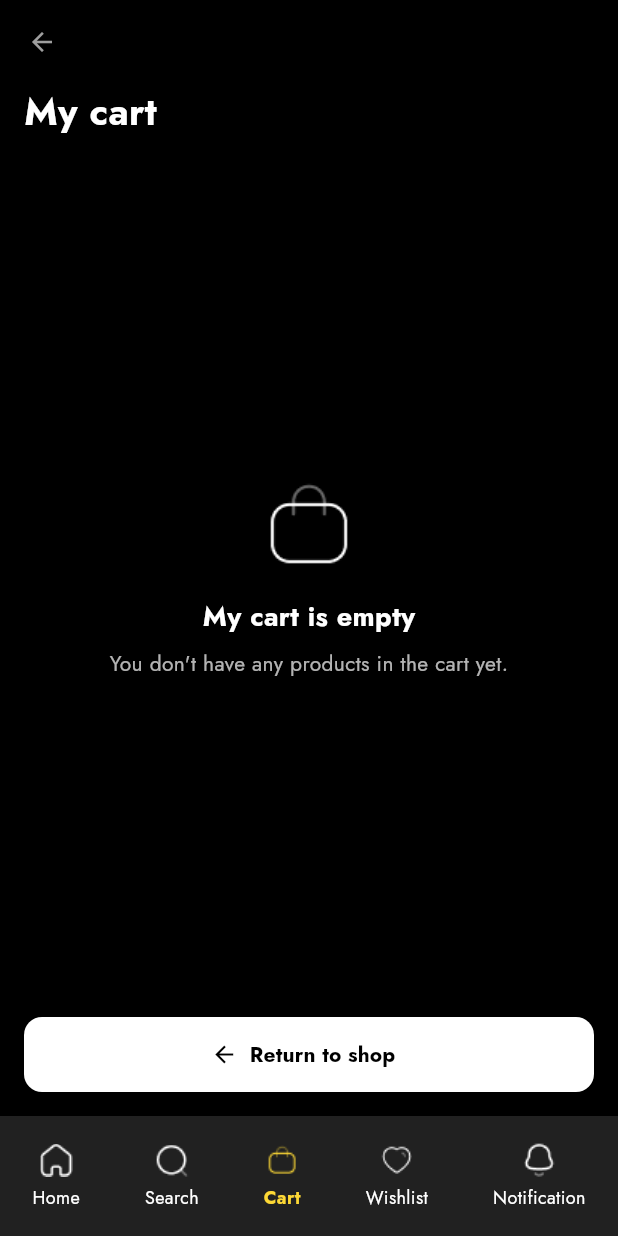
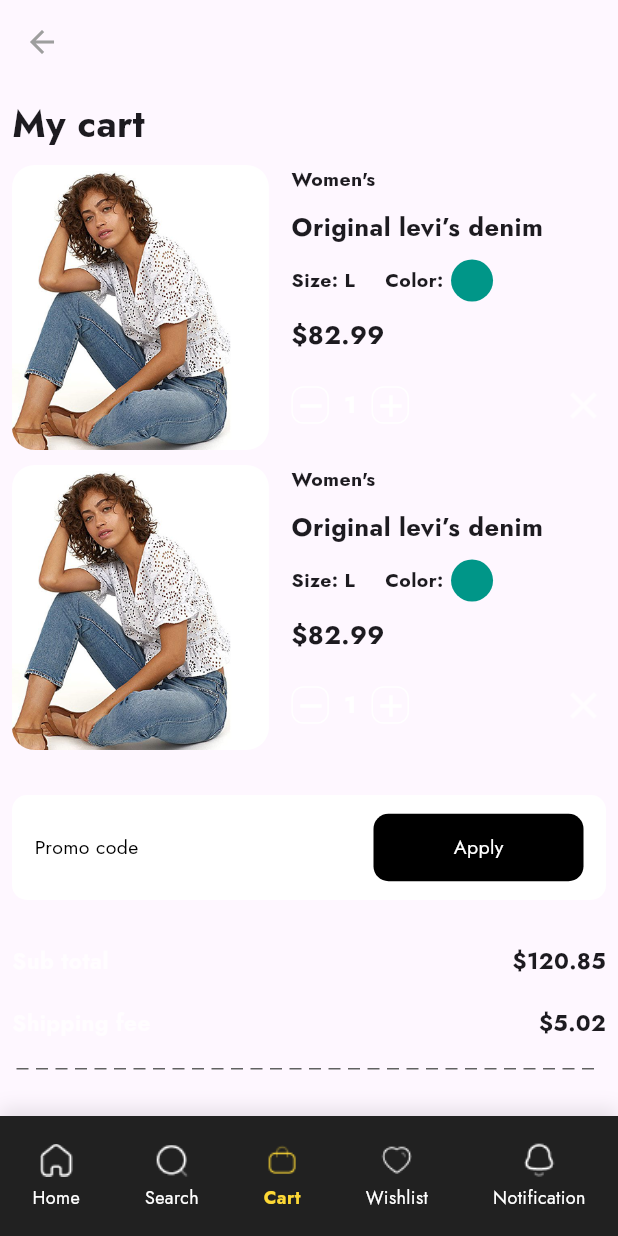
Before and after one commit to Mostafaghozy/fashion_App, a Flutter app: the MainScreen screen opened directly, on a phone screen of 412 x 824 dp. Run offline on Flutter 3.47's test engine with Material 3 defaults, Android fonts, the phone set to English and light mode, and no system bars; our stand-ins replace camera, flutter_credit_card, flutter_svg, gap, permission_handler.

Commit message:
Cart_Checkout1

```diff
--- a/lib/features/presentation/screens/cart/CartScreen.dart
+++ b/lib/features/presentation/screens/cart/CartScreen.dart
@@ -1,88 +1,12 @@
+import 'package:e_commerce/features/presentation/screens/cart/OrderCartScreen.dart';
+import 'package:e_commerce/features/presentation/screens/cart/emptyScreen.dart';
 import 'package:flutter/material.dart';
 
-class CartScreen extends StatelessWidget {
-  const CartScreen({super.key});
+class MyCartScreen extends StatelessWidget {
+  const MyCartScreen({super.key});
 
   @override
   Widget build(BuildContext context) {
-    final size = MediaQuery.of(context).size;
-
-    return Scaffold(
-      backgroundColor: Colors.black,
-      appBar: AppBar(
-        backgroundColor: Colors.black,
-        elevation: 0,
-        leading: IconButton(
-          icon: const Icon(Icons.arrow_back_outlined, size: 20),
-          onPressed: () => Navigator.pop(context),
-        ),
-      ),
-
-      body: Padding(
-        padding: const EdgeInsets.symmetric(horizontal: 16),
-        child: Column(
-          crossAxisAlignment: CrossAxisAlignment.start,
-          children: [
-            const Text(
-              'My cart',
-              style: TextStyle(
-                fontSize: 25,
-                color: Colors.white,
-                fontWeight: FontWeight.bold,
-              ),
-            ),
-
-            Expanded(
-              child: Center(
-                child: Column(
-                  mainAxisSize: MainAxisSize.min,
-                  children: [
-                    Image.asset("assets/Bag2.png"),
-                    SizedBox(height: 16),
-                    Text(
-                      "My cart is empty",
-                      style: TextStyle(
-                        color: Colors.white,
-                        fontSize: 18,
-                        fontWeight: FontWeight.bold,
-                      ),
-                    ),
-                    SizedBox(height: 8),
-                    Text(
-                      "You don't have any products in the cart yet.",
-                      style: TextStyle(color: Colors.white70, fontSize: 14),
-                      textAlign: TextAlign.center,
-                    ),
-                  ],
-                ),
-              ),
-            ),
-
-            Padding(
-              padding: const EdgeInsets.only(bottom: 16),
-              child: ElevatedButton.icon(
-                onPressed: () {},
-                icon: const Icon(Icons.arrow_back, color: Colors.black),
-                label: const Text(
-                  "Return to shop",
-                  style: TextStyle(
-                    color: Colors.black,
-                    fontWeight: FontWeight.w600,
-                  ),
-                ),
-                style: ElevatedButton.styleFrom(
-                  backgroundColor: Colors.white,
-                  minimumSize: Size(size.width, 50),
-                  shape: RoundedRectangleBorder(
-                    borderRadius: BorderRadius.circular(12),
-                  ),
-                  elevation: 0,
-                ),
-              ),
-            ),
-          ],
-        ),
-      ),
-    );
+    return Scaffold(body: OrderCartScreen());
   }
 }
--- /dev/null
+++ b/lib/features/presentation/screens/cart/OrderCartScreen.dart
@@ -0,0 +1,61 @@
+import 'package:e_commerce/features/presentation/widgets/cart/ContainerOrderCart.dart';
+import 'package:e_commerce/features/presentation/widgets/cart/CustomButtonToCheckout.dart';
+import 'package:e_commerce/features/presentation/widgets/cart/CustomRowTotalCheck.dart';
+import 'package:e_commerce/features/presentation/widgets/cart/DashedLineWithContainer.dart';
+import 'package:e_commerce/features/presentation/widgets/cart/promoCodeWidget.dart';
+import 'package:flutter/material.dart';
+import 'package:gap/gap.dart';
+
+class OrderCartScreen extends StatefulWidget {
+  const OrderCartScreen({super.key});
+
+  @override
+  State<OrderCartScreen> createState() => _OrderCartScreenState();
+}
+
+class _OrderCartScreenState extends State<OrderCartScreen> {
+  @override
+  Widget build(BuildContext context) {
+    return Scaffold(
+      appBar: AppBar(
+        leading: IconButton(
+          icon: Icon(Icons.arrow_back),
+          onPressed: () {
+            Navigator.pop(context);
+          },
+        ),
+      ),
+      body: Padding(
+        padding: const EdgeInsets.all(8.0),
+        child: SingleChildScrollView(
+          child: Column(
+            crossAxisAlignment: CrossAxisAlignment.start,
+
+            children: [
+              Text(
+                "My cart",
+                style: TextStyle(fontSize: 25, fontWeight: FontWeight.bold),
+              ),
+              Gap(10),
+              ContainerOrderCart(),
+              Gap(10),
+              ContainerOrderCart(),
+              Gap(30),
+              PromoCodeWidget(),
+              Gap(30),
+              CustomRowTotalCheck(title: 'Sub total', price: '\$120.85'),
+              Gap(20),
+              CustomRowTotalCheck(title: 'Shipping fee', price: '\$5.02'),
+              Gap(20),
+              DashedLineWithContainers(),
+              Gap(20),
+              CustomRowTotalCheck(title: 'Total', price: '\$171.00'),
+              Gap(30),
+              CustomButtonToCheckout(text: 'Proceed to Checkout', onTap: () {}),
+            ],
+          ),
+        ),
+      ),
+    );
+  }
+}
--- a/lib/features/presentation/screens/home/MainScreen.dart
+++ b/lib/features/presentation/screens/home/MainScreen.dart
@@ -28,7 +28,7 @@ class _MainScreenState extends State<MainScreen> {
   final List<Widget> _screens = [
     HomeScreen(),
     SearchScreen(),
-    CartScreen(),
+    MyCartScreen(),
     WishlistScreen(),
     NotificationScreen(),
   ];
--- /dev/null
+++ b/lib/features/presentation/widgets/cart/ContainerOrderCart.dart
@@ -0,0 +1,56 @@
+import 'package:e_commerce/features/presentation/widgets/cart/RowCart.dart';
+import 'package:e_commerce/features/presentation/widgets/cart/quantityWidget.dart';
+import 'package:flutter/material.dart';
+import 'package:gap/gap.dart';
+
+class ContainerOrderCart extends StatelessWidget {
+  const ContainerOrderCart({super.key});
+
+  @override
+  Widget build(BuildContext context) {
+    return Container(
+      width: double.infinity,
+      height: 190,
+
+      decoration: BoxDecoration(
+        color: Colors.transparent,
+        borderRadius: BorderRadius.circular(15),
+      ),
+      child: Row(
+        children: [
+          ClipRRect(
+            borderRadius: BorderRadius.circular(15),
+
+            child: Image.asset("assets/all_product/m.png"),
+          ),
+          Gap(15),
+          Expanded(
+            child: Column(
+              crossAxisAlignment: CrossAxisAlignment.start,
+              children: [
+                Text(
+                  "Women's",
+                  style: TextStyle(fontSize: 13, fontWeight: FontWeight.bold),
+                ),
+                Gap(10),
+                Text(
+                  "Original levi’s denim",
+                  style: TextStyle(fontSize: 17, fontWeight: FontWeight.bold),
+                ),
+                Gap(10),
+                RowCart(),
+                Gap(10),
+                Text(
+                  "\$82.99",
+                  style: TextStyle(fontSize: 17, fontWeight: FontWeight.bold),
+                ),
+                Gap(20),
+                QuantityWidget(),
+              ],
+            ),
+          ),
+        ],
+      ),
+    );
+  }
+}
--- /dev/null
+++ b/lib/features/presentation/widgets/cart/CustomRowTotalCheck.dart
@@ -0,0 +1,32 @@
+import 'package:flutter/material.dart';
+
+class CustomRowTotalCheck extends StatelessWidget {
+  const CustomRowTotalCheck({
+    super.key,
+    required this.title,
+    required this.price,
+  });
+  final String title;
+  final String price;
+
+  @override
+  Widget build(BuildContext context) {
+    return Row(
+      children: [
+        Text(
+          title,
+          style: TextStyle(
+            fontSize: 15,
+            fontWeight: FontWeight.w600,
+            color: Colors.white70,
+          ),
+        ),
+        Spacer(),
+        Text(
+          price,
+          style: TextStyle(fontSize: 15, fontWeight: FontWeight.bold),
+        ),
+      ],
+    );
+  }
+}
--- /dev/null
+++ b/lib/features/presentation/widgets/cart/DashedLineWithContainer.dart
@@ -0,0 +1,18 @@
+import 'package:flutter/material.dart';
+
+class DashedLineWithContainers extends StatelessWidget {
+  const DashedLineWithContainers({super.key});
+
+  @override
+  Widget build(BuildContext context) {
+    return Row(
+      mainAxisAlignment: MainAxisAlignment.center,
+      children: List.generate(60, (index) {
+        if (index % 2 == 0) {
+          return Container(width: 8, height: 1, color: Colors.grey[700]);
+        }
+        return const SizedBox(width: 5);
+      }),
+    );
+  }
+}
--- /dev/null
+++ b/lib/features/presentation/widgets/cart/RowCart.dart
@@ -0,0 +1,45 @@
+import 'package:flutter/material.dart';
+import 'package:gap/gap.dart';
+
+class RowCart extends StatelessWidget {
+  const RowCart({super.key});
+
+  @override
+  Widget build(BuildContext context) {
+    return Row(
+      children: [
+        Row(
+          children: [
+            Text(
+              'Size:',
+              style: TextStyle(fontSize: 13, fontWeight: FontWeight.bold),
+            ),
+            Text(
+              ' L',
+              style: TextStyle(fontSize: 13, fontWeight: FontWeight.bold),
+            ),
+          ],
+        ),
+        Gap(20),
+        Row(
+          children: [
+            Text(
+              "Color:",
+              style: TextStyle(fontSize: 13, fontWeight: FontWeight.bold),
+            ),
+            Gap(5),
+            Container(
+              margin: const EdgeInsets.only(right: 10),
+              width: 28,
+              height: 28,
+              decoration: BoxDecoration(
+                shape: BoxShape.circle,
+                color: Colors.teal,
+              ),
+            ),
+          ],
+        ),
+      ],
+    );
+  }
+}
--- /dev/null
+++ b/lib/features/presentation/widgets/cart/promoCodeWidget.dart
@@ -0,0 +1,53 @@
+import 'package:flutter/material.dart';
+import 'package:gap/gap.dart';
+
+class PromoCodeWidget extends StatelessWidget {
+  const PromoCodeWidget({super.key});
+
+  @override
+  Widget build(BuildContext context) {
+    return Container(
+      padding: EdgeInsets.only(left: 15, right: 15),
+      width: double.infinity,
+      height: 70,
+      decoration: BoxDecoration(
+        color: Colors.white,
+        borderRadius: BorderRadius.circular(10),
+      ),
+      child: Row(
+        children: [
+          Text(
+            "Promo code",
+            style: TextStyle(
+              fontSize: 13,
+              color: Colors.black,
+              fontWeight: FontWeight.w300,
+            ),
+          ),
+          Spacer(),
+          GestureDetector(
+            onTap: () {},
+            child: Container(
+              width: 140,
+              height: 45,
+              decoration: BoxDecoration(
+                color: Colors.black,
+                borderRadius: BorderRadius.circular(10),
+              ),
+              child: Center(
+                child: Text(
+                  "Apply",
+                  style: TextStyle(
+                    fontSize: 13,
+                    color: Colors.white,
+                    fontWeight: FontWeight.w300,
+                  ),
+                ),
+              ),
+            ),
+          ),
+        ],
+      ),
+    );
+  }
+}
--- /dev/null
+++ b/lib/features/presentation/widgets/cart/quantityWidget.dart
@@ -0,0 +1,71 @@
+import 'package:flutter/material.dart';
+import 'package:gap/gap.dart';
+
+class QuantityWidget extends StatefulWidget {
+  const QuantityWidget({super.key});
+
+  @override
+  State<QuantityWidget> createState() => _QuantityWidgetState();
+}
+
+class _QuantityWidgetState extends State<QuantityWidget> {
+  int quantity = 1;
+  @override
+  Widget build(BuildContext context) {
+    return Row(
+      children: [
+        Expanded(
+          child: Row(
+            children: [
+              GestureDetector(
+                onTap: () {
+                  if (quantity > 1) {
+                    setState(() => quantity--);
+                  }
+                },
+                child: Container(
+                  width: 25,
+                  height: 25,
+                  decoration: BoxDecoration(
+                    color: Colors.transparent,
+                    borderRadius: BorderRadius.circular(8),
+                    border: Border.all(color: Colors.white),
+                  ),
+                  child: const Icon(Icons.remove, color: Colors.white),
+                ),
+              ),
+              Gap(10),
+              Text(
+                quantity.toString(),
+                style: const TextStyle(
+                  fontWeight: FontWeight.bold,
+                  fontSize: 16,
+                  color: Colors.white,
+                ),
+              ),
+              Gap(10),
+              GestureDetector(
+                onTap: () {
+                  setState(() => quantity++);
+                },
+                child: Container(
+                  width: 25,
+                  height: 25,
+                  decoration: BoxDecoration(
+                    color: Colors.transparent,
+                    borderRadius: BorderRadius.circular(8),
+                    border: Border.all(color: Colors.white),
+                  ),
+                  child: const Icon(Icons.add, color: Colors.white),
+                ),
+              ),
+            ],
+          ),
+        ),
+        Spacer(),
+
+        Icon(Icons.close, color: Colors.white70, size: 30),
+      ],
+    );
+  }
+}
--- a/lib/main.dart
+++ b/lib/main.dart
@@ -2,6 +2,7 @@ import 'package:e_commerce/features/presentation/screens/cart/CartScreen.dart';
 import 'package:e_commerce/features/presentation/screens/home/AllProductScreen.dart';
 import 'package:e_commerce/features/presentation/screens/home/MainScreen.dart';
 import 'package:e_commerce/features/presentation/screens/home/homeScreen.dart';
+import 'package:e_commerce/features/presentation/screens/payment/PaymentSuccess.dart';
 import 'package:e_commerce/features/presentation/screens/payment/my_orders_screen.dart';
 import 'package:e_commerce/features/presentation/screens/search/SearchScreen.dart';
 import 'package:e_commerce/features/presentation/screens/wishlist/WishlistScreen.dart';
@@ -28,7 +29,7 @@ class MyApp extends StatelessWidget {
       themeMode: ThemeMode.system,
       theme: AppThemes.light,
       darkTheme: AppThemes.dark,
-      home: MyOrdersScreen(),
+      home: PaymentSuccess(),
     );
   }
 }
```
Also changed, not shown: lib/features/presentation/screens/cart/emptyScreen.dart (added, +86 -0 lines), lib/features/presentation/screens/payment/PaymentSuccess.dart (added, +71 -0 lines), lib/features/presentation/widgets/cart/CustomButtonToCheckout.dart (added, +44 -0 lines), assets/Frame.png (added).
